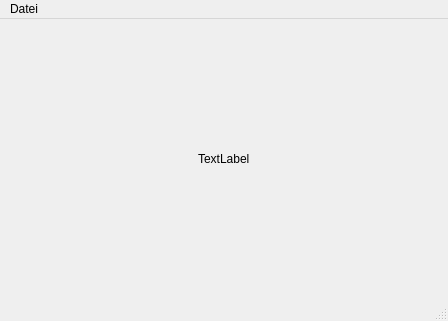
This is mainwindow.ui in stelzch/HolMOS as Qt 5 draws it before an edit. The edited form follows.
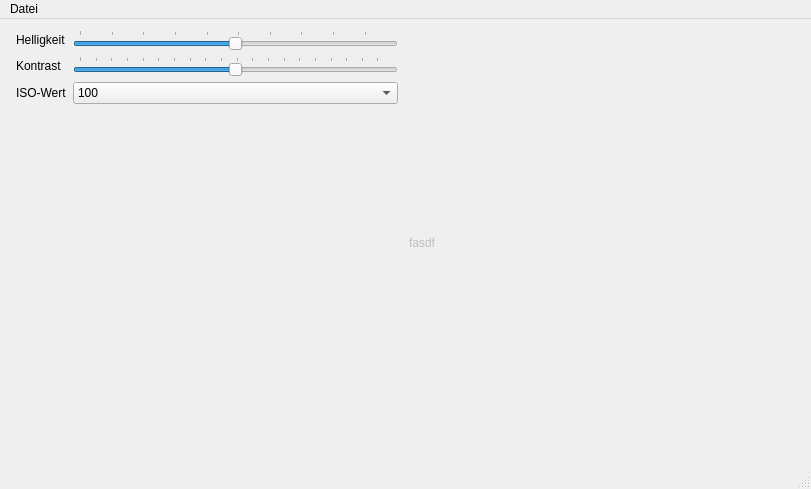
This is the edited form.

Commit message: Implemented basic capture parameters via UI controls Added camcontrol class for setting values over UDP

```diff
--- a/mainwindow.ui
+++ b/mainwindow.ui
@@ -6,8 +6,8 @@
    <rect>
     <x>0</x>
     <y>0</y>
-    <width>448</width>
-    <height>321</height>
+    <width>811</width>
+    <height>489</height>
    </rect>
   </property>
   <property name="sizePolicy">
@@ -18,8 +18,8 @@
   </property>
   <property name="maximumSize">
    <size>
-    <width>640</width>
-    <height>480</height>
+    <width>16777215</width>
+    <height>16777215</height>
    </size>
   </property>
   <property name="baseSize">
@@ -36,30 +36,166 @@
     <bool>true</bool>
    </property>
    <property name="sizePolicy">
-    <sizepolicy hsizetype="Preferred" vsizetype="Preferred">
+    <sizepolicy hsizetype="Expanding" vsizetype="Expanding">
      <horstretch>0</horstretch>
      <verstretch>0</verstretch>
     </sizepolicy>
    </property>
-   <layout class="QGridLayout" name="gridLayout">
-    <item row="0" column="0">
-     <widget class="QLabel" name="label">
-      <property name="sizePolicy">
-       <sizepolicy hsizetype="Maximum" vsizetype="Maximum">
-        <horstretch>0</horstretch>
-        <verstretch>0</verstretch>
-       </sizepolicy>
+   <layout class="QHBoxLayout" name="horizontalLayout">
+    <item>
+     <layout class="QFormLayout" name="properties">
+      <property name="leftMargin">
+       <number>5</number>
       </property>
-      <property name="maximumSize">
-       <size>
-        <width>16777215</width>
-        <height>16777215</height>
-       </size>
+      <property name="rightMargin">
+       <number>5</number>
       </property>
-      <property name="text">
-       <string>TextLabel</string>
-      </property>
-     </widget>
+      <item row="0" column="0">
+       <widget class="QLabel" name="labelBrightness">
+        <property name="text">
+         <string>Helligkeit</string>
+        </property>
+       </widget>
+      </item>
+      <item row="0" column="1">
+       <widget class="QSlider" name="brightnessSlider">
+        <property name="sizePolicy">
+         <sizepolicy hsizetype="Preferred" vsizetype="Fixed">
+          <horstretch>0</horstretch>
+          <verstretch>0</verstretch>
+         </sizepolicy>
+        </property>
+        <property name="minimumSize">
+         <size>
+          <width>200</width>
+          <height>0</height>
+         </size>
+        </property>
+        <property name="minimum">
+         <number>1</number>
+        </property>
+        <property name="value">
+         <number>50</number>
+        </property>
+        <property name="orientation">
+         <enum>Qt::Horizontal</enum>
+        </property>
+        <property name="invertedAppearance">
+         <bool>false</bool>
+        </property>
+        <property name="invertedControls">
+         <bool>false</bool>
+        </property>
+        <property name="tickPosition">
+         <enum>QSlider::TicksAbove</enum>
+        </property>
+       </widget>
+      </item>
+      <item row="1" column="0">
+       <widget class="QLabel" name="labelContrast">
+        <property name="text">
+         <string>Kontrast</string>
+        </property>
+       </widget>
+      </item>
+      <item row="1" column="1">
+       <widget class="QSlider" name="contrastSlider">
+        <property name="sizePolicy">
+         <sizepolicy hsizetype="Preferred" vsizetype="Fixed">
+          <horstretch>0</horstretch>
+          <verstretch>0</verstretch>
+         </sizepolicy>
+        </property>
+        <property name="minimum">
+         <number>-99</number>
+        </property>
+        <property name="orientation">
+         <enum>Qt::Horizontal</enum>
+        </property>
+        <property name="tickPosition">
+         <enum>QSlider::TicksAbove</enum>
+        </property>
+       </widget>
+      </item>
+      <item row="2" column="0">
+       <widget class="QLabel" name="labelIso">
+        <property name="text">
+         <string>ISO-Wert</string>
+        </property>
+       </widget>
+      </item>
+      <item row="2" column="1">
+       <widget class="QComboBox" name="isoCombo">
+        <property name="sizePolicy">
+         <sizepolicy hsizetype="Preferred" vsizetype="Fixed">
+          <horstretch>0</horstretch>
+          <verstretch>0</verstretch>
+         </sizepolicy>
+        </property>
+        <item>
+         <property name="text">
+          <string>100</string>
+         </property>
+        </item>
+        <item>
+         <property name="text">
+          <string>200</string>
+         </property>
+        </item>
+        <item>
+         <property name="text">
+          <string>320</string>
+         </property>
+        </item>
+        <item>
+         <property name="text">
+          <string>400</string>
+         </property>
+        </item>
+        <item>
+         <property name="text">
+          <string>500</string>
+         </property>
+        </item>
+        <item>
+         <property name="text">
+          <string>640</string>
+         </property>
+        </item>
+        <item>
+         <property name="text">
+          <string>800</string>
+         </property>
+        </item>
+       </widget>
+      </item>
+     </layout>
+    </item>
+    <item>
+     <layout class="QVBoxLayout" name="verticalLayout">
+      <item>
+       <widget class="QLabel" name="label">
+        <property name="enabled">
+         <bool>false</bool>
+        </property>
+        <property name="sizePolicy">
+         <sizepolicy hsizetype="Preferred" vsizetype="Preferred">
+          <horstretch>0</horstretch>
+          <verstretch>0</verstretch>
+         </sizepolicy>
+        </property>
+        <property name="maximumSize">
+         <size>
+          <width>16777215</width>
+          <height>16777215</height>
+         </size>
+        </property>
+        <property name="text">
+         <string>fasdf</string>
+        </property>
+       </widget>
+      </item>
+     </layout>
     </item>
    </layout>
   </widget>
@@ -69,7 +205,7 @@
     <rect>
      <x>0</x>
      <y>0</y>
-     <width>448</width>
+     <width>811</width>
      <height>25</height>
     </rect>
    </property>
```
Left out of the diff: 4 changed lines with no effect on the pictures. The commit also changes 8 other files.
